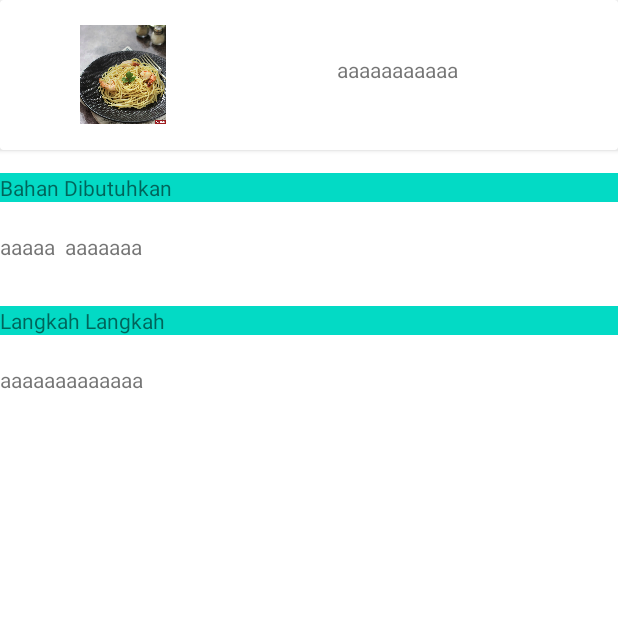
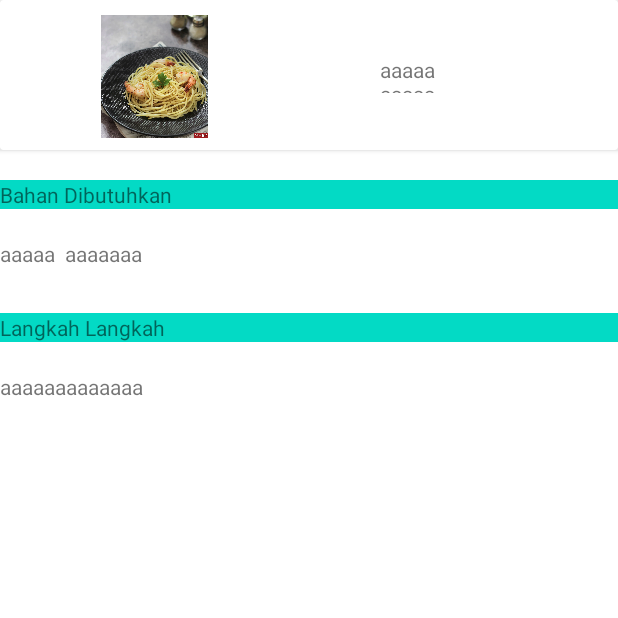
Before and after one commit to amelrnt/My_Cooking_Assistant, an Android app: the DetailActivity screen opened directly, with no data from a screen before it, on a phone screen of 412 x 824 dp, the top half of it. Run offline under Robolectric (Android 15) with nearby library versions, the phone set to English and light mode, and no system bars.

Commit message:
set content for detail activity

```diff
--- a/app/src/main/java/com/ameliaR/mycookingassitant/DetailActivity.java
+++ b/app/src/main/java/com/ameliaR/mycookingassitant/DetailActivity.java
@@ -21,7 +21,6 @@ public class DetailActivity extends AppCompatActivity {
         tvnama = findViewById(R.id.tv_nama_detail);
         tvBahan = findViewById(R.id.tv_bahan);
 
-
         Bundle extras = getIntent().getExtras();
         if (extras!=null){
             int foto = extras.getInt(MainActivity.FOTO_KEY);
--- a/app/src/main/res/layout/activity_detail.xml
+++ b/app/src/main/res/layout/activity_detail.xml
@@ -21,14 +21,14 @@
 
                 <ImageView
                     android:id="@+id/image_detail"
-                    android:layout_width="113dp"
-                    android:layout_height="66dp"
+                    android:layout_width="166dp"
+                    android:layout_height="82dp"
                     android:layout_alignParentStart="true"
                     android:layout_alignParentLeft="true"
                     android:layout_alignParentBottom="true"
-                    android:layout_marginStart="25dp"
-                    android:layout_marginLeft="25dp"
-                    android:layout_marginBottom="17dp"
+                    android:layout_marginStart="20dp"
+                    android:layout_marginLeft="20dp"
+                    android:layout_marginBottom="8dp"
                     android:src="@drawable/aglio" />
 
                 <TextView
@@ -38,10 +38,10 @@
                     android:layout_alignParentEnd="true"
                     android:layout_alignParentRight="true"
                     android:layout_alignParentBottom="true"
-                    android:layout_marginStart="86dp"
-                    android:layout_marginLeft="86dp"
-                    android:layout_marginEnd="99dp"
-                    android:layout_marginRight="99dp"
+                    android:layout_marginStart="67dp"
+                    android:layout_marginLeft="67dp"
+                    android:layout_marginEnd="118dp"
+                    android:layout_marginRight="118dp"
                     android:layout_marginBottom="38dp"
                     android:layout_toEndOf="@+id/image_detail"
                     android:layout_toRightOf="@+id/image_detail"
@@ -54,7 +54,7 @@
         <TextView
             android:layout_width="match_parent"
             android:layout_height="wrap_content"
-            android:layout_marginTop="15dp"
+            android:layout_marginTop="20dp"
             android:text="Bahan Dibutuhkan"
             android:background="@color/colorAccent"/>
 
```
